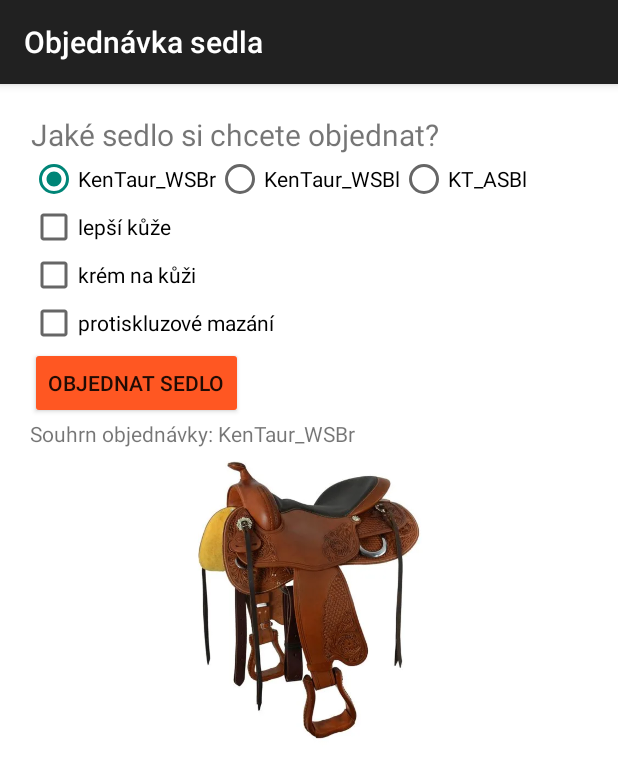
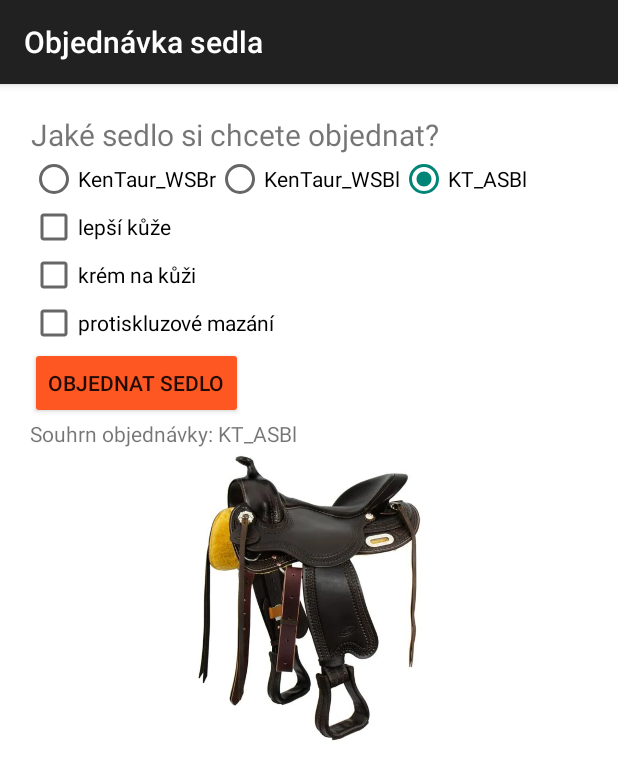
Before and after one commit to Reo529/github-lv-pma-2024, an Android app: the screen it shows after launch (MainActivity), after a tap on "OBJEDNAT SEDLO", on a phone screen of 412 x 824 dp. Shown: the top 780 px of the screen. Run offline under Robolectric (Android 15) with nearby library versions, the phone set to English and light mode, and no system bars; 3 other taps on this screen came first.

Commit message:
#app 3 vš funguje

```diff
--- a/MyApp003Objednavka/app/src/main/java/com/example/myapp003objednavka/MainActivity.kt
+++ b/MyApp003Objednavka/app/src/main/java/com/example/myapp003objednavka/MainActivity.kt
@@ -48,5 +48,17 @@ class MainActivity : AppCompatActivity() {
 
         }
 
+        //změna obrázků v závislosti na vybraném radioButtonu
+
+        binding.rbSedlo1.setOnClickListener {
+            binding.ivSedlo.setImageResource(R.drawable.sedlo_1)
+                         }
+        binding.rbSedlo2.setOnClickListener {
+            binding.ivSedlo.setImageResource(R.drawable.sedlo_2)
         }
+        binding.rbSedlo3.setOnClickListener {
+            binding.ivSedlo.setImageResource(R.drawable.sedlo_3)
+        }
+
     }
+    }
```
